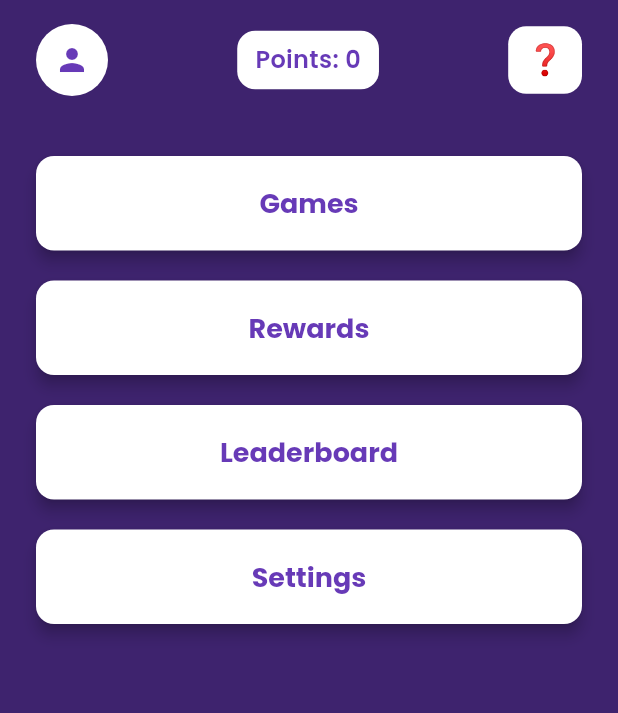
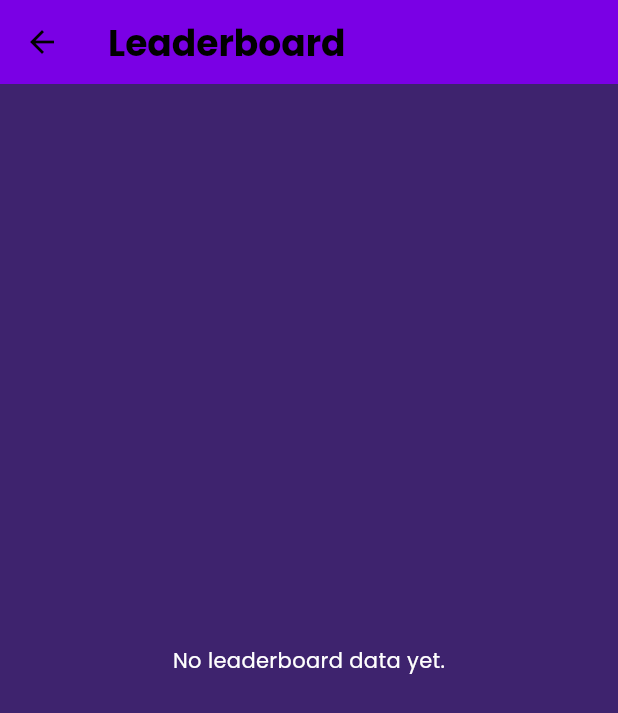
Before and after one commit to joeythecreator/learn2earn, a Flutter app: the MainMenuScreen screen opened directly, after a tap on "Leaderboard", on a phone screen of 412 x 824 dp. Shown: the top 713 px of the screen. Run offline on Flutter 3.47's test engine with Material 3 defaults, Android fonts, the phone set to English and light mode, and no system bars; our stand-ins replace firebase_auth, firebase_core, image_picker, shared_preferences; accounts and stored records are empty.

Commit message:
leaderboard logic

```diff
--- /dev/null
+++ b/lib/models/leaderboard_entry.dart
@@ -0,0 +1,27 @@
+import 'dart:convert';
+
+class LeaderboardEntry {
+  final String username;
+  final int score;
+  final String? profileImagePath;
+
+  LeaderboardEntry({
+    required this.username,
+    required this.score,
+    this.profileImagePath,
+  });
+
+  Map<String, dynamic> toJson() => {
+    'username': username,
+    'score': score,
+    'profileImagePath': profileImagePath,
+  };
+
+  factory LeaderboardEntry.fromJson(Map<String, dynamic> json) {
+    return LeaderboardEntry(
+      username: json['username'],
+      score: json['score'],
+      profileImagePath: json['profileImagePath'],
+    );
+  }
+}
--- a/lib/screens/leaderboard_screen.dart
+++ b/lib/screens/leaderboard_screen.dart
@@ -0,0 +1,86 @@
+import 'dart:io';
+
+import 'package:flutter/material.dart';
+import 'package:learn2earn/models/leaderboard_entry.dart';
+import 'package:learn2earn/services/local_storage_service.dart';
+
+class LeaderboardScreen extends StatefulWidget {
+  const LeaderboardScreen({super.key});
+
+  @override
+  State<LeaderboardScreen> createState() => _LeaderboardScreenState();
+}
+
+class _LeaderboardScreenState extends State<LeaderboardScreen> {
+  List<LeaderboardEntry> _entries = [];
+
+  @override
+  void initState() {
+    super.initState();
+    _loadLeaderboard();
+  }
+
+  Future<void> _loadLeaderboard() async {
+    final entries = await LocalStorageService.loadLeaderboard();
+    entries.sort((a, b) => b.score.compareTo(a.score)); // Sort by score descending
+    setState(() {
+      _entries = entries;
+    });
+  }
+
+  @override
+  Widget build(BuildContext context) {
+    return Scaffold(
+      backgroundColor: const Color(0xFF3e236e),
+      appBar: AppBar(
+        title: const Text('Leaderboard'),
+        backgroundColor: const Color(0xFF7a00e5),
+      ),
+      body: _entries.isEmpty
+          ? const Center(
+              child: Text(
+                'No leaderboard data yet.',
+                style: TextStyle(color: Colors.white, fontFamily: 'Poppins'),
+              ),
+            )
+          : ListView.separated(
+              padding: const EdgeInsets.all(16),
+              itemCount: _entries.length,
+              separatorBuilder: (_, __) => const Divider(color: Colors.white24),
+              itemBuilder: (context, index) {
+                final entry = _entries[index];
+                final rank = index + 1;
+                return ListTile(
+                  leading: CircleAvatar(
+                    backgroundColor: Colors.white,
+                    backgroundImage: entry.profileImagePath != null && entry.profileImagePath!.isNotEmpty
+                        ? FileImage(File(entry.profileImagePath!))
+                        : null,
+                    child: (entry.profileImagePath == null || entry.profileImagePath!.isEmpty)
+                        ? const Icon(Icons.person, color: Colors.deepPurple)
+                        : null,
+                  ),
+                  title: Text(
+                    '$rank. ${entry.username}',
+                    style: const TextStyle(
+                      fontFamily: 'Poppins',
+                      fontSize: 18,
+                      color: Colors.white,
+                      fontWeight: FontWeight.w600,
+                    ),
+                  ),
+                  trailing: Text(
+                    '${entry.score}',
+                    style: const TextStyle(
+                      fontFamily: 'Poppins',
+                      fontSize: 18,
+                      color: Colors.yellowAccent,
+                      fontWeight: FontWeight.bold,
+                    ),
+                  ),
+                );
+              },
+            ),
+    );
+  }
+}
--- a/lib/screens/main_menu.dart
+++ b/lib/screens/main_menu.dart
@@ -4,6 +4,7 @@ import 'package:shared_preferences/shared_preferences.dart';
 import 'settings_screen.dart';
 import 'games_screen.dart';
 import 'edit_language_screen.dart';
+import 'leaderboard_screen.dart'; // Added import for leaderboard screen
 
 class MainMenuScreen extends StatefulWidget {
   const MainMenuScreen({super.key});
@@ -182,7 +183,10 @@ class _MainMenuScreenState extends State<MainMenuScreen> with RouteAware {
               // TODO: Add navigation to RewardsScreen
               break;
             case 'Leaderboard':
-              // TODO: Add navigation to LeaderboardScreen
+              Navigator.push(
+                context,
+                MaterialPageRoute(builder: (_) => const LeaderboardScreen()),
+              );
               break;
           }
         },
--- /dev/null
+++ b/lib/services/local_storage_service.dart
@@ -0,0 +1,40 @@
+import 'dart:convert';
+import 'package:shared_preferences/shared_preferences.dart';
+import 'package:learn2earn/models/leaderboard_entry.dart';
+
+class LocalStorageService {
+  static const String leaderboardKey = 'leaderboard_entries';
+
+  static Future<List<LeaderboardEntry>> loadLeaderboard() async {
+    final prefs = await SharedPreferences.getInstance();
+    final jsonString = prefs.getString(leaderboardKey);
+
+    if (jsonString == null) return [];
+
+    final List<dynamic> jsonList = jsonDecode(jsonString);
+    return jsonList.map((e) => LeaderboardEntry.fromJson(e)).toList();
+  }
+
+  static Future<void> saveLeaderboard(List<LeaderboardEntry> entries) async {
+    final prefs = await SharedPreferences.getInstance();
+    final jsonString = jsonEncode(entries.map((e) => e.toJson()).toList());
+    await prefs.setString(leaderboardKey, jsonString);
+  }
+
+  static Future<void> addOrUpdateEntry(LeaderboardEntry newEntry) async {
+    List<LeaderboardEntry> entries = await loadLeaderboard();
+    final index = entries.indexWhere((e) => e.username == newEntry.username);
+
+    if (index >= 0) {
+      // Update existing
+      entries[index] = newEntry;
+    } else {
+      // Add new
+      entries.add(newEntry);
+    }
+
+    // Sort by score descending
+    entries.sort((a, b) => b.score.compareTo(a.score));
+    await saveLeaderboard(entries);
+  }
+}
```
Also changed, not shown: lib/screens/edit_profile_picture_screen.dart (+4 -4 lines), lib/screens/fill_in_the_blank_game.dart (+16 -3 lines), 11 other files.
